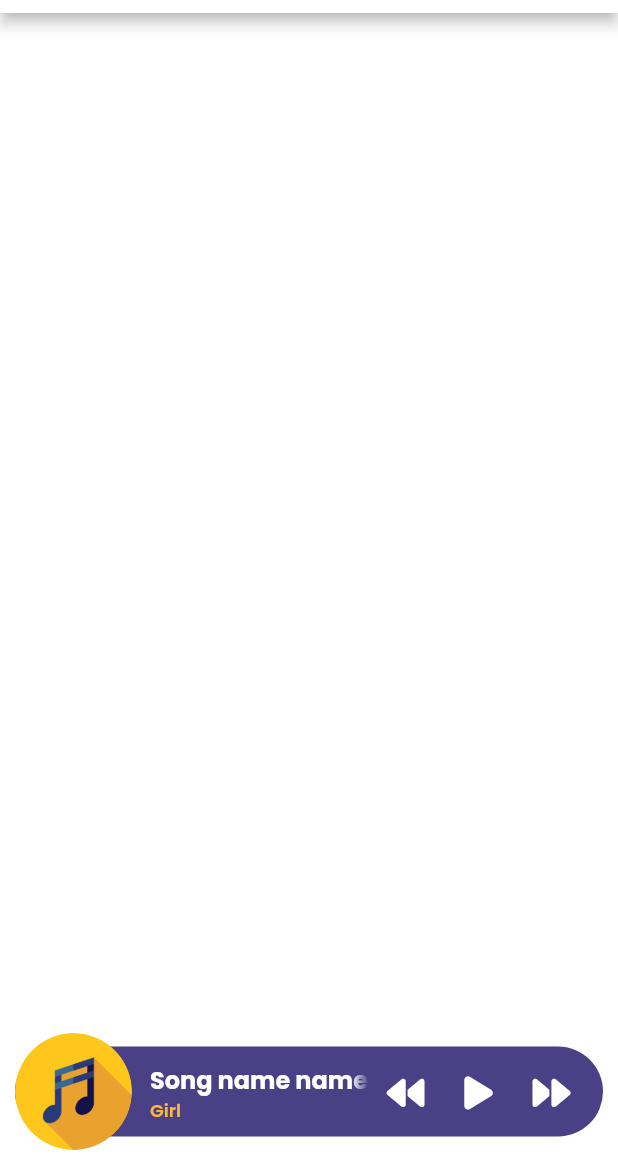
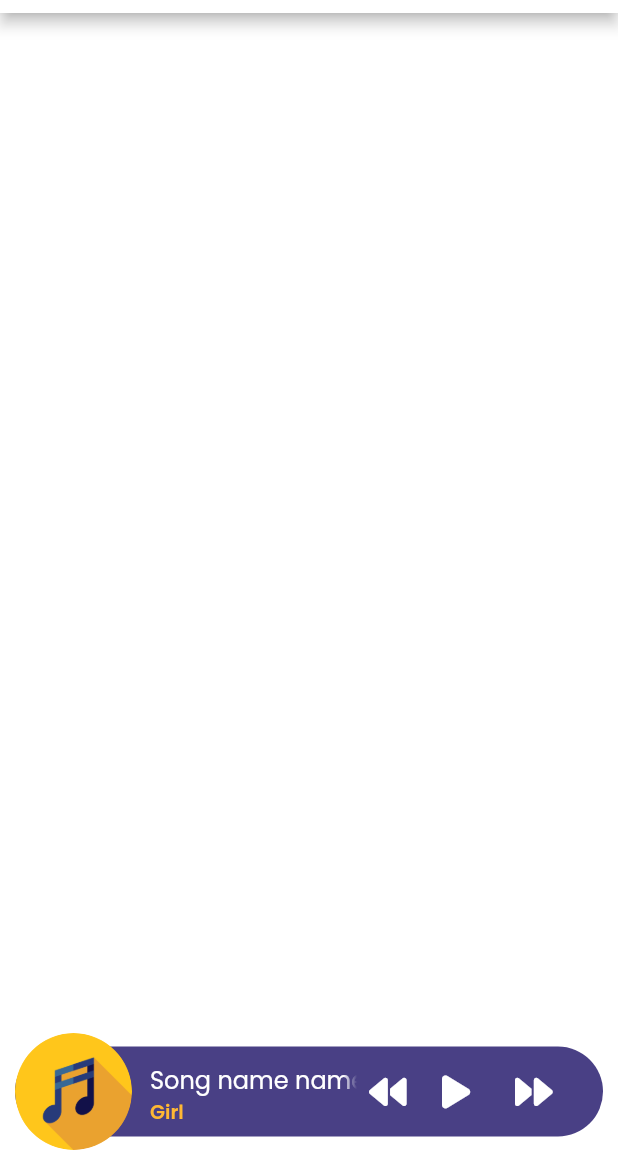
Before and after one commit to SpeeritX/SoundShare, a Flutter app: the PlayerTestScreen screen opened directly, on a phone screen of 412 x 824 dp, the part 71-1236 px from its top. Run offline on Flutter 3.47's test engine with Material 2 defaults, Android fonts, the phone set to English and light mode, and no system bars; our stand-ins replace file_picker, flutter_svg, font_awesome_flutter, freezed_annotation, just_audio, logger and 1 more; missing offline and left inert: id3, mp3_info, noise_meter, ntp, security_scoped_resource.

Commit message:
Add player widget to player screen

```diff
--- a/lib/ui/style/app_colors.dart
+++ b/lib/ui/style/app_colors.dart
@@ -5,6 +5,7 @@ class AppColors {
   AppColors._();
 
   static const primaryColor = Color(0xff494085);
+  static const secondary = Color(0xffffb833);
   static const white = Color(0xFFFFFFFF);
   static const lightGray = Color(0xFFE0E0E0);
   static const darkGray = Color(0xFF212121);
--- a/lib/ui/style/theme/app_text_theme.dart
+++ b/lib/ui/style/theme/app_text_theme.dart
@@ -26,15 +26,15 @@ class AppTextTheme {
   static const _defaultTheme = TextTheme(
     bodyText1: TextStyle(
       fontWeight: FontWeight.normal,
-      fontSize: 14,
+      fontSize: 16,
     ),
     bodyText2: TextStyle(
       fontWeight: FontWeight.w600,
-      fontSize: 14,
+      fontSize: 16,
     ),
     subtitle1: TextStyle(
-      fontWeight: FontWeight.normal,
-      fontSize: 14,
+      fontWeight: FontWeight.w600,
+      fontSize: 13,
     ),
     headline1: TextStyle(
       fontWeight: FontWeight.w300,
--- a/lib/ui/widgets/music/player_widget.dart
+++ b/lib/ui/widgets/music/player_widget.dart
@@ -1,6 +1,9 @@
 import 'package:flutter/material.dart';
 import 'package:font_awesome_flutter/font_awesome_flutter.dart';
 import 'package:sound_share/ui/style/app_colors.dart';
+import '../../style/paddings.dart';
+
+import '../shrink_tap.dart';
 
 class PlayerWidget extends StatefulWidget {
   static const FaIcon playIcon = FaIcon(
@@ -64,73 +67,65 @@ class _PlayerWidgetState extends State<PlayerWidget> {
         children: [
           Expanded(
             flex: 6,
+            child: Container(
+              padding: EdgeInsets.only(right: Paddings.static.m1),
               child: Column(
                 mainAxisAlignment: MainAxisAlignment.center,
                 crossAxisAlignment: CrossAxisAlignment.start,
-              children: const [
-                Text(
-                  "Song name name name",
+                children: [
+                  Text("Song name name name",
                       overflow: TextOverflow.fade,
                       softWrap: false,
-                  style: TextStyle(
-                      fontSize: 16,
-                      fontWeight: FontWeight.bold,
-                      color: Colors.white),
-                ),
-                Text(
-                  "",
-                  style: TextStyle(fontSize: 3),
-                ),
+                      style: Theme.of(context)
+                          .textTheme
+                          .bodyText1!
+                          .copyWith(color: AppColors.white)),
                   Text(
                     "Girl",
                     overflow: TextOverflow.fade,
                     softWrap: false,
-                  style: TextStyle(
-                      fontSize: 12,
-                      fontWeight: FontWeight.w600,
-                      color: Color(0xffffb833),
-                      height: 1.0),
+                    style: Theme.of(context)
+                        .textTheme
+                        .subtitle1!
+                        .copyWith(color: AppColors.secondary),
                   ),
                 ],
-            ),
-          ),
-          Expanded(
-            flex: 2,
-            child: IconButton(
-              onPressed: () {
-                // toggle = !toggle;
-              },
-              icon: const FaIcon(
-                FontAwesomeIcons.backward,
-                color: Colors.white,
-                size: 25.0,
               ),
             ),
           ),
           Expanded(
               flex: 2,
-            child: IconButton(
-              onPressed: () {
+              child: ShrinkTap(
+                onTap: () {},
+                shrinkScale: 0.9,
+                child: const FaIcon(
+                  FontAwesomeIcons.backward,
+                  color: Colors.white,
+                  size: 25.0,
+                ),
+              )),
+          Expanded(
+              flex: 2,
+              child: ShrinkTap(
+                onTap: () {
                   setState(() {
                     toggle = !toggle;
                   });
                 },
-              icon: !toggle ? PlayerWidget.playIcon : PlayerWidget.pauseIcon,
-            ),
-          ),
+                shrinkScale: 0.9,
+                child: !toggle ? PlayerWidget.playIcon : PlayerWidget.pauseIcon,
+              )),
           Expanded(
               flex: 2,
-            child: IconButton(
-              onPressed: () {
-                // toggle = !toggle;
-              },
-              icon: const FaIcon(
+              child: ShrinkTap(
+                onTap: () {},
+                shrinkScale: 0.9,
+                child: const FaIcon(
                   FontAwesomeIcons.forward,
                   color: Colors.white,
                   size: 25.0,
                 ),
-            ),
-          ),
+              )),
         ],
       ),
     );
--- a/lib/ui/widgets/shrink_tap.dart
+++ b/lib/ui/widgets/shrink_tap.dart
@@ -6,8 +6,14 @@ class ShrinkTap extends StatefulWidget {
   final VoidCallback? onTap;
   final HitTestBehavior? behavior;
 
-  const ShrinkTap(
-      {Key? key, required this.child, required this.onTap, this.behavior})
+  var shrinkScale = 0.97;
+
+  ShrinkTap(
+      {Key? key,
+      required this.child,
+      required this.onTap,
+      this.shrinkScale = 0.97,
+      this.behavior})
       : super(key: key);
 
   @override
@@ -17,7 +23,6 @@ class ShrinkTap extends StatefulWidget {
 class _ShrinkTapState extends State<ShrinkTap> with TickerProviderStateMixin {
   static const _animationCurve = Curves.linear;
   static const _animationTime = Duration(milliseconds: 130);
-  static const _tapScale = 0.97;
 
   late AnimationController _controller;
   late Animation<double> _animation;
@@ -55,7 +60,7 @@ class _ShrinkTapState extends State<ShrinkTap> with TickerProviderStateMixin {
       onTap: () => widget.onTap?.call(),
       onTapDown: (details) {
         _delayedAnimation?.cancel();
-        _controller.animateTo(_tapScale,
+        _controller.animateTo(widget.shrinkScale,
             curve: _animationCurve, duration: _animationTime);
       },
       onTapCancel: () {
```
Also changed, not shown: lib/ui/screens/home/player_screen.dart (deleted, +0 -54 lines), lib/ui/screens/player/player_screen.dart (+15 -1 lines). Lines whose indentation alone changed are shown as unchanged.
